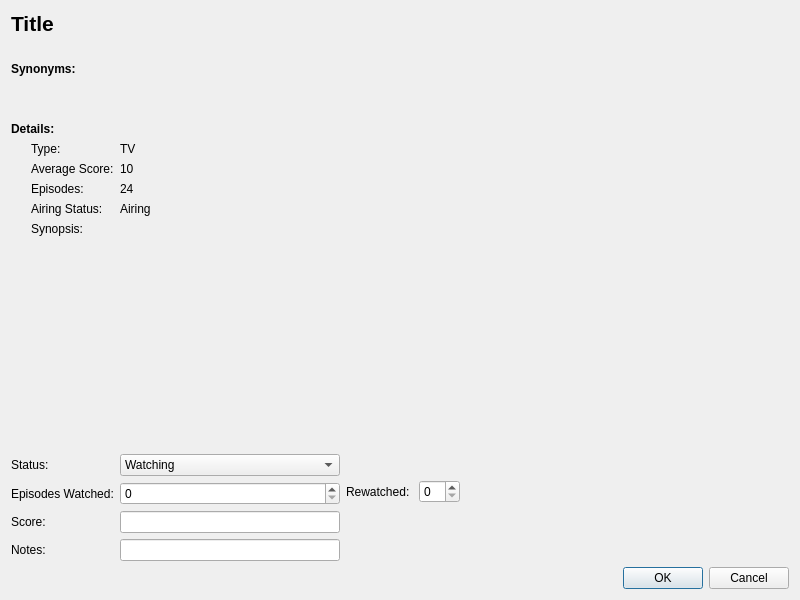
Before: the Qt Designer form src/gui/animepanel.ui in killmaster/Shinjiru, drawn with Qt 5.
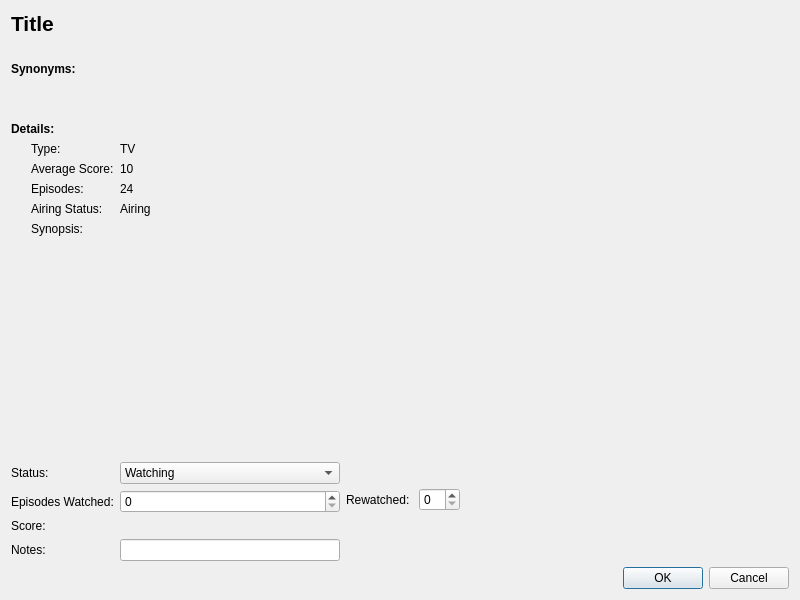
After: the same form once the commit is applied.

```diff
--- a/src/gui/animepanel.ui
+++ b/src/gui/animepanel.ui
@@ -265,9 +265,6 @@
          <item row="3" column="1">
           <widget class="QLineEdit" name="txtNotes"/>
          </item>
-         <item row="2" column="1">
-          <widget class="QLineEdit" name="txtcore"/>
-         </item>
         </layout>
        </item>
        <item>
```
Left out of the diff: 2 changed lines with no effect on the pictures.
